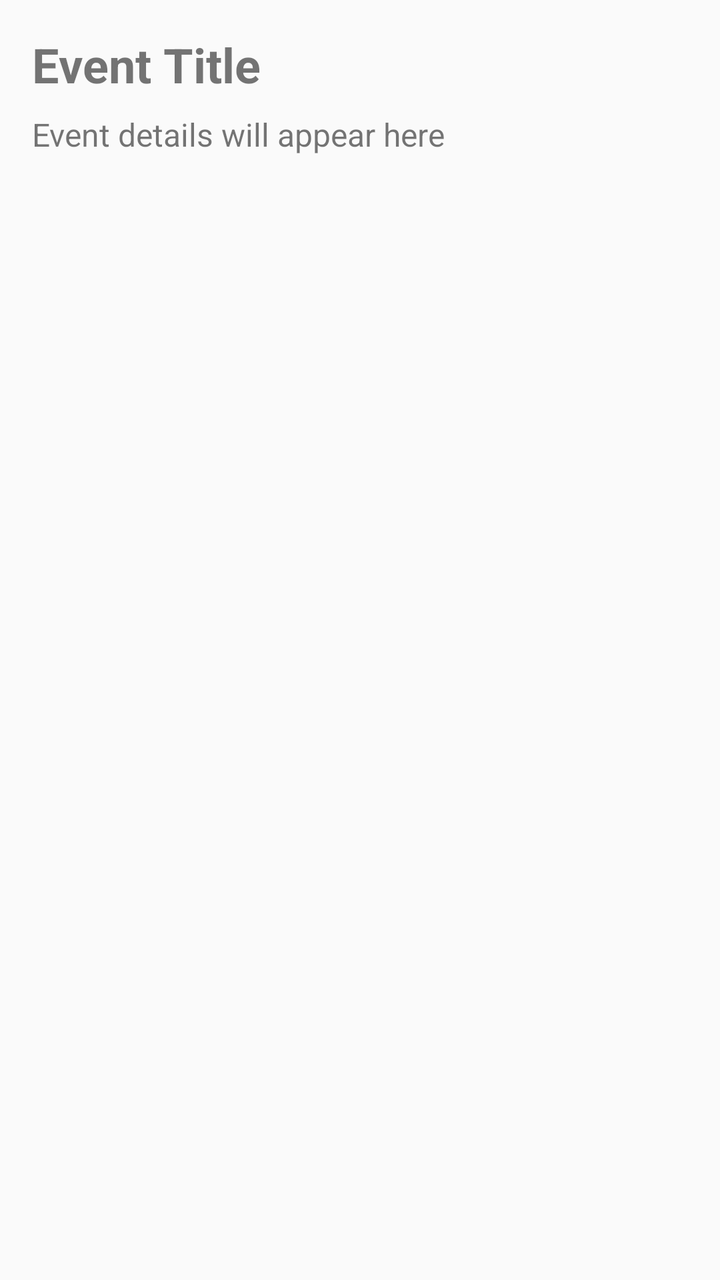
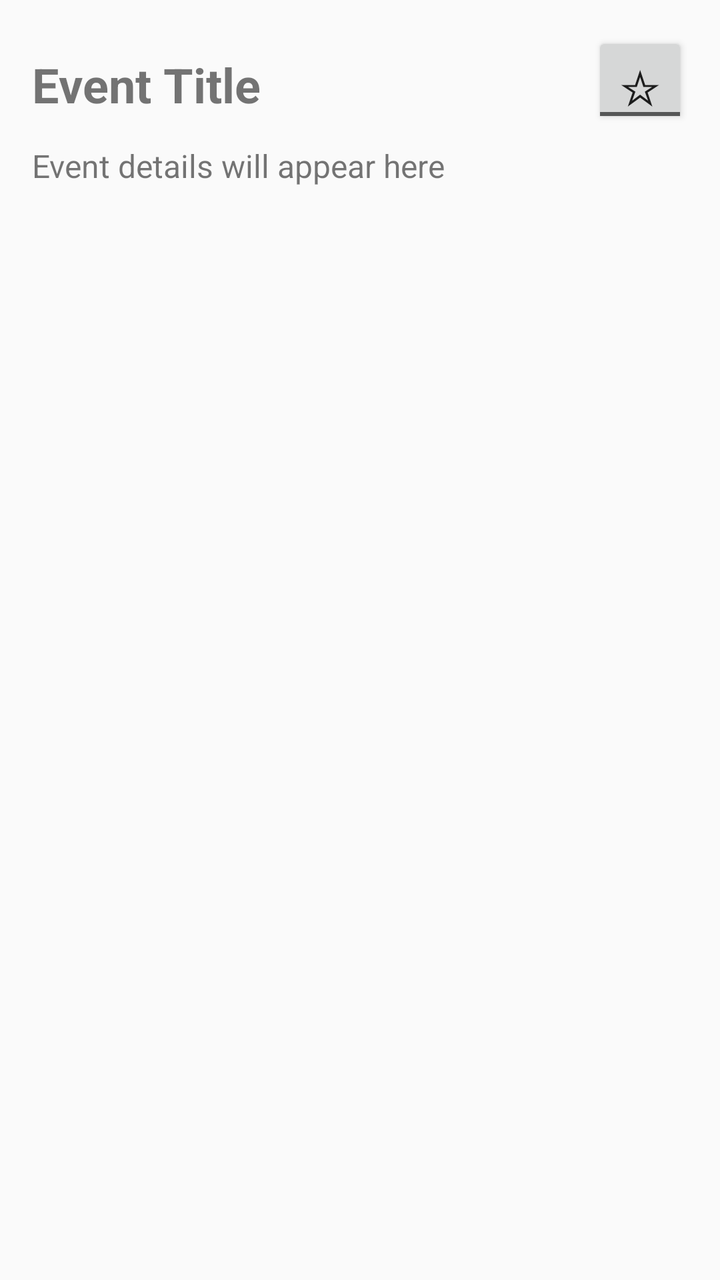

An Android layout rendered at two revisions. The XML below is the earlier revision; the diff shows what the commit changed to produce the second picture.
<!-- AndroidManifest.xml: application theme AppTheme -->
<!-- res/layout/activity_event.xml -->
<?xml version="1.0" encoding="utf-8"?>
<LinearLayout xmlns:android="http://schemas.android.com/apk/res/android"
    xmlns:tools="http://schemas.android.com/tools"
    android:id="@+id/event_container"
    android:layout_width="match_parent"
    android:layout_height="match_parent"
    android:orientation="vertical"
    android:padding="16dp"
    tools:ignore="HardcodedText">

    
    <TextView
        android:id="@+id/event_title"
        android:layout_width="match_parent"
        android:layout_height="wrap_content"
        android:text="Event Title"
        android:textSize="24sp"
        android:textStyle="bold"
        android:paddingBottom="8dp" />

    
    <TextView
        android:id="@+id/event_details"
        android:layout_width="match_parent"
        android:layout_height="wrap_content"
        android:text="Event details will appear here"
        android:textSize="16sp" />

    
    <TextView
        android:id="@+id/event_description"
        android:layout_width="match_parent"
        android:layout_height="wrap_content"
        android:text=""
        android:textSize="14sp"
        android:paddingTop="8dp"
        android:visibility="gone" />

    
    <TextView
        android:id="@+id/event_url"
        android:layout_width="match_parent"
        android:layout_height="wrap_content"
        android:text=""
        android:textSize="14sp"
        android:paddingTop="8dp"
        android:visibility="gone" />

</LinearLayout>
<!-- resources referenced by this layout -->
<resources>
  <style name="AppTheme" parent="Theme.AppCompat.Light.NoActionBar">
          <item name="colorPrimary">@color/colorPrimary</item>       
          <item name="colorPrimaryDark">@color/colorPrimaryDark</item> 
          <item name="colorAccent">@color/colorAccent</item>         
      </style>
  <color name="colorPrimary">#13294b</color>
  <color name="colorPrimaryDark">#13294b</color>
  <color name="colorAccent">#E84A27</color>
</resources>

<!-- the commit's change to res/layout/activity_event.xml (unified diff, before → after) -->
@@ -9,14 +9,33 @@
     tools:ignore="HardcodedText">
 
     
-    <TextView
-        android:id="@+id/event_title"
+    <LinearLayout
         android:layout_width="match_parent"
         android:layout_height="wrap_content"
-        android:text="Event Title"
-        android:textSize="24sp"
-        android:textStyle="bold"
-        android:paddingBottom="8dp" />
+        android:orientation="horizontal"
+        android:paddingBottom="8dp">
+
+        
+        <TextView
+            android:id="@+id/event_title"
+            android:layout_width="0dp"
+            android:layout_height="wrap_content"
+            android:layout_weight="1"
+            android:text="Event Title"
+            android:textSize="24sp"
+            android:textStyle="bold" />
+
+        
+        <ToggleButton
+            android:id="@+id/favoriteButton"
+            android:layout_width="48dp"
+            android:layout_height="48dp"
+            android:checked="false"
+            android:contentDescription="Mark event as favorite"
+            android:textOff="☆"
+            android:textOn="★"
+            android:textSize="24sp" />
+    </LinearLayout>
 
     
     <TextView
